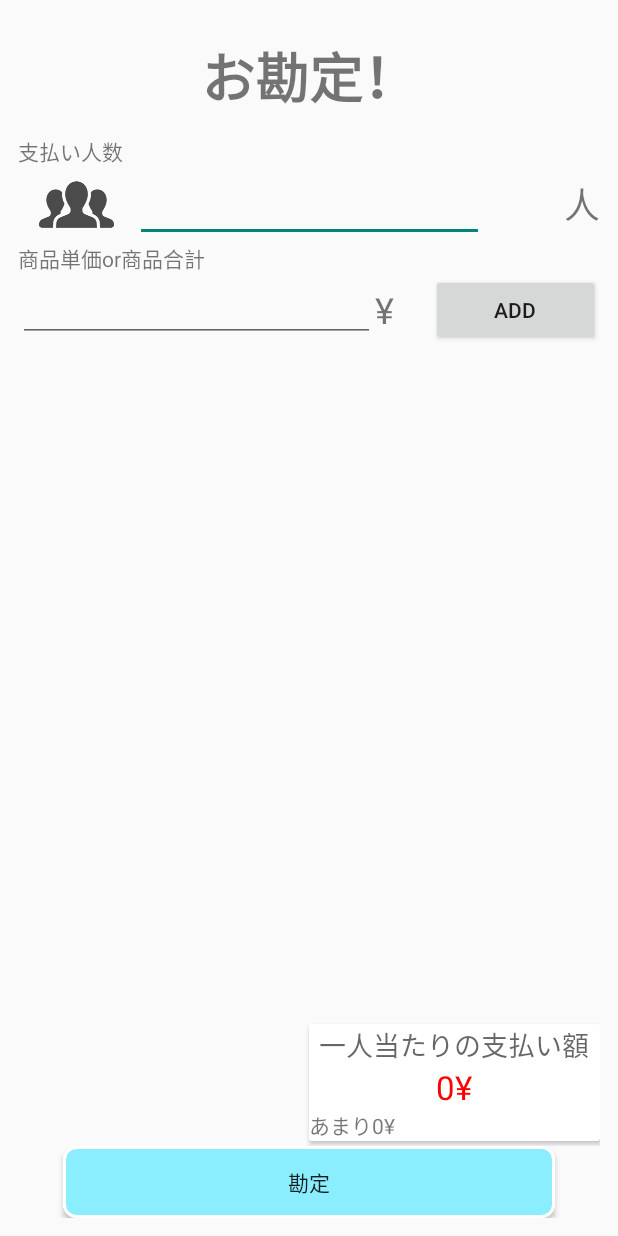
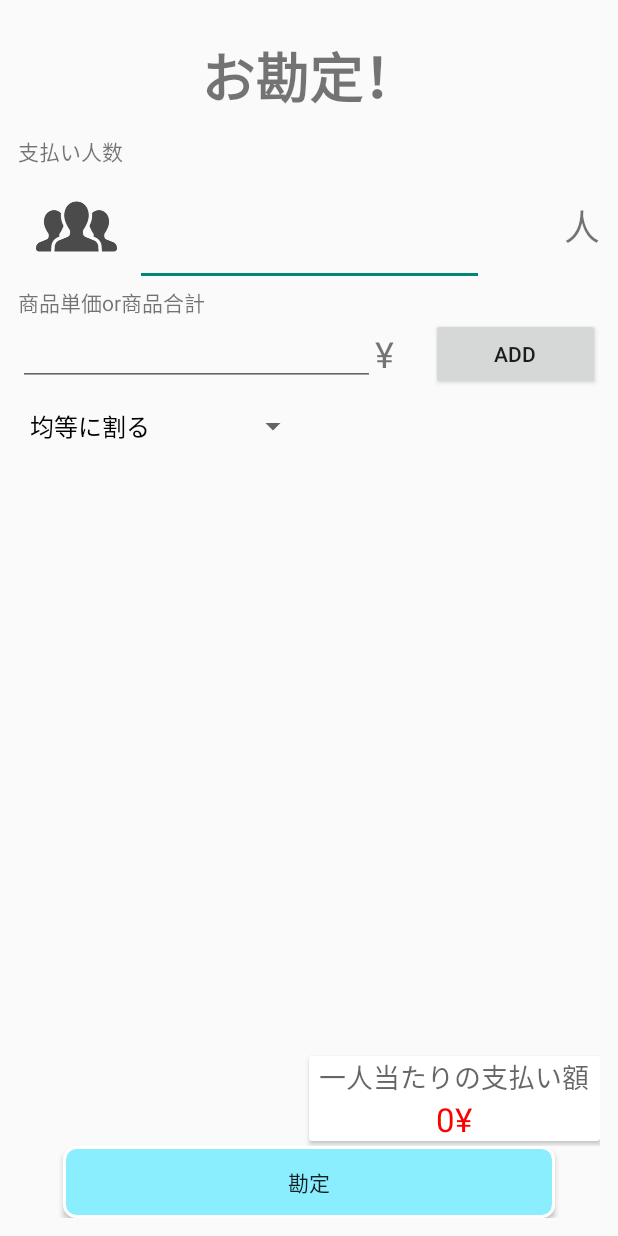
Before and after one commit to Takuchan/PayMoney, an Android app: the screen it shows after launch (MainActivity), on a phone screen of 412 x 824 dp. Run offline under Robolectric (Android 15) with nearby library versions, the phone set to English and light mode, and no system bars; Roboto replaces fonts that are not available here.

Commit message:
プルダウン・if文で分岐までやった

```diff
--- a/app/src/main/java/com/takuchan/paymoney/MainActivity.java
+++ b/app/src/main/java/com/takuchan/paymoney/MainActivity.java
@@ -7,10 +7,13 @@ import android.os.Bundle;
 import android.text.Editable;
 import android.text.TextWatcher;
 import android.view.View;
+import android.widget.AdapterView;
 import android.widget.ArrayAdapter;
 import android.widget.Button;
 import android.widget.EditText;
+import android.widget.ImageView;
 import android.widget.ListView;
+import android.widget.Spinner;
 import android.widget.TextView;
 import android.widget.Toast;
 
@@ -23,6 +26,18 @@ public class MainActivity extends AppCompatActivity{
     TextView onepay,payof,paypay,extra;
     ListView listView;
     ArrayAdapter<String> adapter;
+    Spinner spinner;
+
+    String[] dropItem = {
+            "均等に割る",
+            "10¥まで",
+            "100¥まで",
+            "1,000¥まで",
+            "10,000¥まで",
+            "この機能はなんですか"
+    };
+    String itemname;
+    ImageView pulldownimage;
 
     int totalprice[] = new int[1000];
     int i = 1;
@@ -31,6 +46,8 @@ public class MainActivity extends AppCompatActivity{
     protected void onCreate(Bundle savedInstanceState) {
         super.onCreate(savedInstanceState);
         setContentView(R.layout.activity_main);
+        pulldownimage = new ImageView(this);
+        pulldownimage.setImageResource(R.drawable.pulldown);
 
         people = (EditText)findViewById(R.id.editText); price = (EditText)findViewById(R.id.editText2);
         add = (Button)findViewById(R.id.button2); finalbutton = (Button)findViewById(R.id.button4);
@@ -38,6 +55,30 @@ public class MainActivity extends AppCompatActivity{
         listView = (ListView)findViewById(R.id.listVIew);
         adapter  = new ArrayAdapter<String>(MainActivity.this,android.R.layout.simple_list_item_1);
         listView.setAdapter(adapter);
+        //スピナーのドロップ
+        spinner = (Spinner)findViewById(R.id.spinner);
+        ArrayAdapter spinneradapter = new ArrayAdapter(this,android.R.layout.simple_spinner_dropdown_item,dropItem);
+        spinner.setAdapter(spinneradapter);
+        spinner.setOnItemSelectedListener(new AdapterView.OnItemSelectedListener() {
+            @Override
+            public void onItemSelected(AdapterView<?> parent, View view, int position, long id) {
+                itemname = (String) parent.getAdapter().getItem(position);
+                if(itemname.equals("この機能はなんですか")){
+                    new AlertDialog.Builder(MainActivity.this)
+                            .setTitle("この機能はなんですか")
+                            .setMessage("例えば、3人で2000¥の商品を割り勘するとします。\n2000÷3\n普通に計算すると666¥あまり6666...と続きます\n\n" +
+                                    "この場合に「10¥まで」を選ぶと\n一人以外は、一人あたりの支払価格は660¥となり1の位は四捨五入されます。\n四捨五入した1の位の6¥は、友達間で順番に交代してに支払っていくことや、幹事支払ってもらうなど、一人で全員分の四捨五入された価格を仕払ます。そして小銭を出し合う必要がなくなります。")
+                            .setPositiveButton("OK", null)
+                            .show();
+                }
+            }
+
+            @Override
+            public void onNothingSelected(AdapterView<?> parent) {
+
+            }
+        });
+
         add.setOnClickListener(new View.OnClickListener() {
             @Override
             public void onClick(View v) {
@@ -53,6 +94,7 @@ public class MainActivity extends AppCompatActivity{
                 }
             }
         });
+
         finalbutton.setOnClickListener(new View.OnClickListener() {
             @Override
             public void onClick(View v) {
@@ -69,19 +111,45 @@ public class MainActivity extends AppCompatActivity{
                             .setPositiveButton("OK", null)
                             .show();
                 }else if(!(people.getText().length() == 0 && ok == 0)){
-                    int peopleint = Integer.parseInt(people.getText().toString());
-                    Toast.makeText(MainActivity.this, "計算が終わりました", Toast.LENGTH_SHORT).show();
-                    int num = 0;
-                    for (int i = 0;i<totalprice.length; i ++){
-                        num += totalprice[i];
-                    }
-                    onepay.setText(num / peopleint + "¥");
-                    extra.setText("あまりは"+num%peopleint+"¥");
+                    ItemSelectDetail();
                 }
             }
         });
 
     }
+    void ItemSelectDetail(){
+        int peopleint = Integer.parseInt(people.getText().toString());
+        int num = 0;
+        for (int i = 0;i<totalprice.length; i ++){
+            num += totalprice[i];
+        }
+        if(itemname.equals("この機能はなんですか")){
+            new AlertDialog.Builder(this)
+                    .setTitle("確認")
+                    .setMessage("OKボタンを押して、何円で切り上げるかを選択してください。")
+                    .setView(pulldownimage)
+                    .setPositiveButton("OK",null)
+                    .show();
+        }else if(itemname.equals("10¥まで")){
+            int  answer = num/peopleint / 10 * 10;
+            onepay.setText(answer + "¥");
+            extra.setVisibility(View.VISIBLE);
+            extra.setText(num/peopleint % 10 + "¥");
+
+
+        }else if(itemname.equals("100¥まで")){
+
+        }else if(itemname.equals("1,000¥まで")){
+
+        }else if(itemname.equals("10,000まで")){
+
+        }else if(itemname.equals("均等に割る")){
+            onepay.setText(num / peopleint + "¥");
+            extra.setVisibility(View.VISIBLE);
+            extra.setText("あまりは"+num%peopleint+"¥");
+            Toast.makeText(this, "計算が終わりました", Toast.LENGTH_SHORT).show();
+        }
+    }
 
 
 }
--- a/app/src/main/res/layout/activity_main.xml
+++ b/app/src/main/res/layout/activity_main.xml
@@ -35,13 +35,14 @@
 
             <LinearLayout
                 android:layout_width="match_parent"
-                android:layout_height="50dp"
+                android:layout_height="79dp"
                 android:orientation="horizontal">
 
                 <ImageView
                     android:id="@+id/imageView3"
                     android:layout_width="match_parent"
                     android:layout_height="match_parent"
+                    android:layout_margin="12dp"
                     android:layout_weight="2"
                     app:srcCompat="@drawable/people_icon" />
 
@@ -49,8 +50,11 @@
                     android:id="@+id/editText"
                     android:layout_width="match_parent"
                     android:layout_height="match_parent"
+                    android:layout_gravity="center"
                     android:layout_weight="1"
-                    android:inputType="none|number" />
+                    android:gravity="center"
+                    android:inputType="none|number"
+                    android:textSize="36sp" />
 
                 <TextView
                     android:id="@+id/textView3"
@@ -113,13 +117,25 @@
             android:layout_weight="1"
             android:orientation="horizontal">
 
-            <ListView
-                android:id="@+id/listVIew"
+            <LinearLayout
                 android:layout_width="match_parent"
                 android:layout_height="match_parent"
-                android:layout_weight="1">
+                android:layout_weight="1"
+                android:orientation="vertical">
 
-            </ListView>
+                <Spinner
+                    android:id="@+id/spinner"
+                    android:layout_width="match_parent"
+                    android:layout_height="wrap_content" />
+
+                <ListView
+                    android:id="@+id/listVIew"
+                    android:layout_width="match_parent"
+                    android:layout_height="match_parent"
+                    android:layout_weight="1">
+
+                </ListView>
+            </LinearLayout>
 
             <androidx.cardview.widget.CardView
                 android:layout_width="match_parent"
@@ -154,7 +170,7 @@
                         android:id="@+id/textView"
                         android:layout_width="match_parent"
                         android:layout_height="wrap_content"
-                        android:text="あまり0¥" />
+                        android:visibility="gone" />
 
                     <TextView
                         android:id="@+id/textView8"
--- a/app/src/main/res/values/strings.xml
+++ b/app/src/main/res/values/strings.xml
@@ -1,3 +1,5 @@
 <resources>
     <string name="app_name">お勘定!</string>
+
+
 </resources>
--- a/app/src/main/res/values/styles.xml
+++ b/app/src/main/res/values/styles.xml
@@ -8,4 +8,6 @@
         <item name="colorAccent">@color/colorAccent</item>
     </style>
 
+
+
 </resources>
```
Also changed, not shown: app/src/main/res/drawable-v24/pulldown.png (added).
